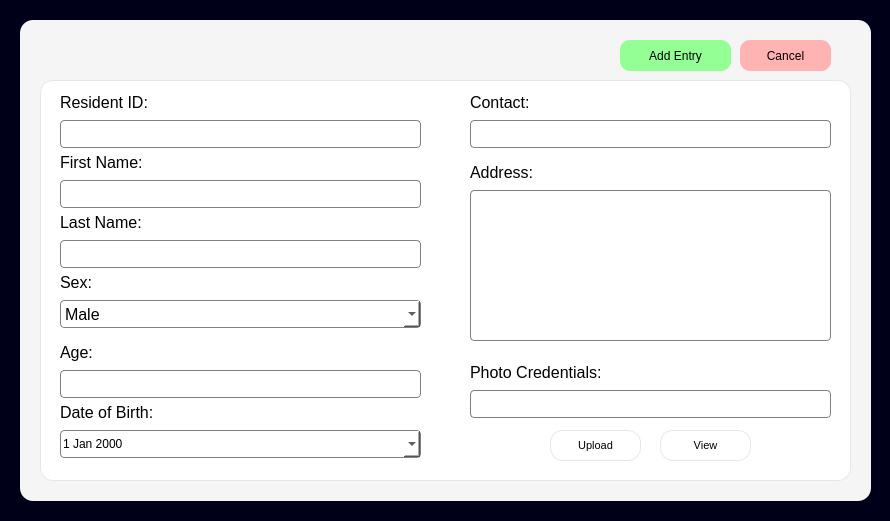
Before: the Qt Designer form uifiles/addresidentui.ui in mustafamclngn/CCC151-ComplaSys, drawn with Qt 5.
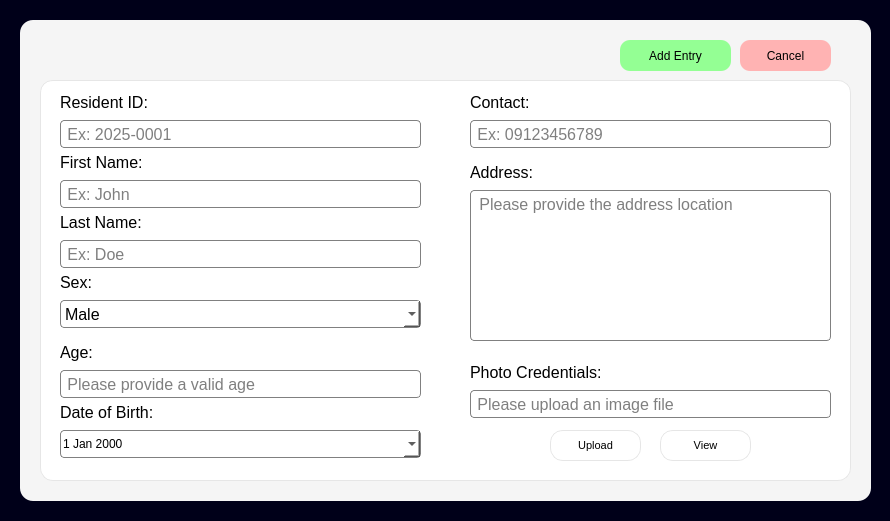
After: the same form once the commit is applied. Icons and pictures are not drawn.

Diff of the .ui file:
```diff
--- a/uifiles/addresidentui.ui
+++ b/uifiles/addresidentui.ui
@@ -95,6 +95,9 @@
 border: 1px solid grey;
 border-radius: 4px;</string>
      </property>
+     <property name="placeholderText">
+      <string> Ex: 2025-0001</string>
+     </property>
     </widget>
     <widget class="QLabel" name="label_first_name">
      <property name="geometry">
@@ -136,6 +139,9 @@
 border: 1px solid grey;
 border-radius: 4px;</string>
      </property>
+     <property name="placeholderText">
+      <string> Ex: John</string>
+     </property>
     </widget>
     <widget class="QLabel" name="label_last_name">
      <property name="geometry">
@@ -177,6 +183,9 @@
 border: 1px solid grey;
 border-radius: 4px;</string>
      </property>
+     <property name="placeholderText">
+      <string> Ex: Doe</string>
+     </property>
     </widget>
     <widget class="QLabel" name="label_sex">
      <property name="geometry">
@@ -293,6 +302,9 @@
      <property name="text">
       <string/>
      </property>
+     <property name="placeholderText">
+      <string> Please provide a valid age</string>
+     </property>
     </widget>
     <widget class="QLabel" name="label_contact">
      <property name="geometry">
@@ -355,6 +367,9 @@
 border: 1px solid grey;
 border-radius: 4px;</string>
      </property>
+     <property name="placeholderText">
+      <string> Ex: 09123456789</string>
+     </property>
     </widget>
     <widget class="QLabel" name="label_address">
      <property name="geometry">
@@ -403,6 +418,9 @@
 &lt;/style&gt;&lt;/head&gt;&lt;body style=&quot; font-family:'MS Shell Dlg 2'; font-size:12pt; font-weight:400; font-style:normal;&quot;&gt;
 &lt;p style=&quot;-qt-paragraph-type:empty; margin-top:0px; margin-bottom:0px; margin-left:0px; margin-right:0px; -qt-block-indent:0; text-indent:0px;&quot;&gt;&lt;br /&gt;&lt;/p&gt;&lt;/body&gt;&lt;/html&gt;</string>
      </property>
+     <property name="placeholderText">
+      <string> Please provide the address location</string>
+     </property>
     </widget>
     <widget class="QLabel" name="label_contact_2">
      <property name="geometry">
@@ -472,6 +490,12 @@
      <property name="text">
       <string/>
      </property>
+     <property name="readOnly">
+      <bool>true</bool>
+     </property>
+     <property name="placeholderText">
+      <string> Please upload an image file</string>
+     </property>
     </widget>
     <widget class="QPushButton" name="addresident_view_button">
      <property name="geometry">
```
Left out of the diff: 12 changed lines with no effect on the pictures.
